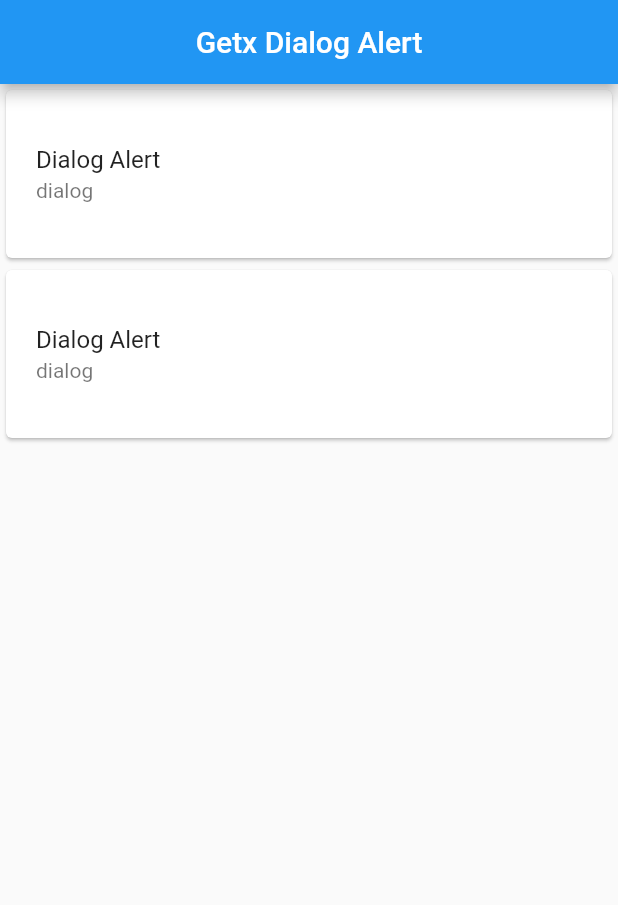
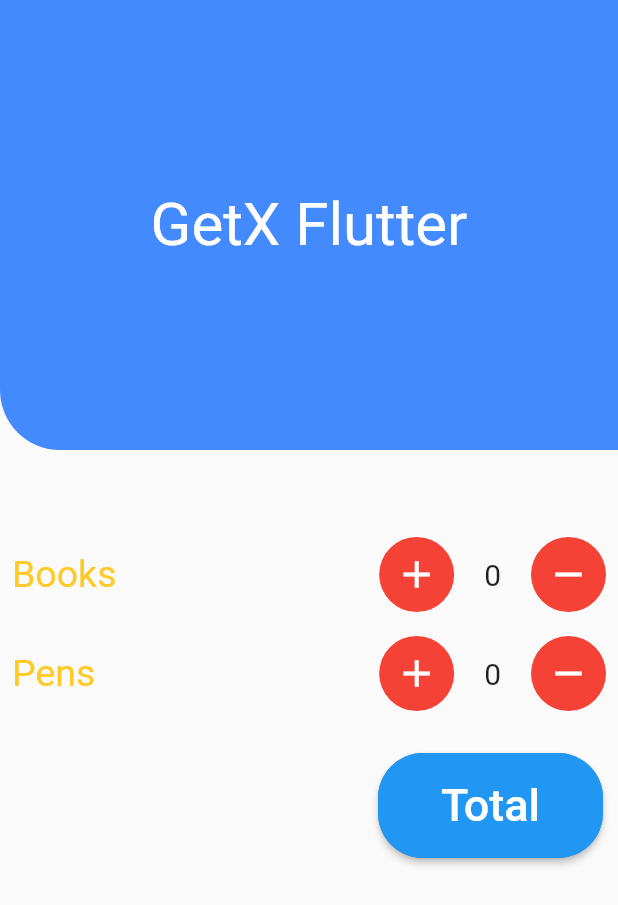
Before and after one commit to meredwan/Flutter-Getx-Project, a Flutter app: the screen it shows after launch, on a phone screen of 412 x 824 dp. Shown: the top 905 px of the screen. Run offline on Flutter 3.47's test engine with Material 2 defaults, Android fonts, the phone set to English and light mode, and no system bars; our stand-ins replace get.

Commit message:
State Management

```diff
--- /dev/null
+++ b/lib/Project/StateManagement/CardPage.dart
@@ -0,0 +1,177 @@
+import 'package:flutter/material.dart';
+import 'package:flutter_getx/Project/StateManagement/Controller/Controller.dart';
+import 'package:flutter_getx/Project/StateManagement/Result.dart';
+import 'package:get/get.dart';
+
+class CradPage extends StatefulWidget {
+  const CradPage({super.key});
+
+  @override
+  State<CradPage> createState() => _CradPageState();
+}
+
+class _CradPageState extends State<CradPage> {
+  final MyController c = Get.put(MyController());
+
+  @override
+  Widget build(BuildContext context) {
+    return Scaffold(
+      // appBar: AppBar(
+      //   title: const Text("State Management"),
+      // ),
+      body: Column(
+        children: [
+          Container(
+            height: 300,
+            decoration: const BoxDecoration(
+                color: Colors.blueAccent,
+                borderRadius:
+                    BorderRadius.only(bottomLeft: Radius.circular(40))),
+            child: const Center(
+              child: Text(
+                "GetX Flutter",
+                style: TextStyle(fontSize: 40, color: Colors.white),
+              ),
+            ),
+          ),
+          const SizedBox(
+            height: 50,
+          ),
+          Padding(
+            padding: const EdgeInsets.all(8.0),
+            child: Row(
+              children: [
+                Text(
+                  "Books",
+                  style: TextStyle(fontSize: 25, color: Colors.amber[400]),
+                ),
+                Expanded(child: Container()),
+                Container(
+                    height: 50,
+                    width: 50,
+                    decoration: BoxDecoration(
+                        borderRadius: BorderRadius.circular(50),
+                        color: Colors.red),
+                    child: IconButton(
+                        onPressed: () {
+                          c.increment();
+                        },
+                        icon: const Icon(
+                          Icons.add,
+                          color: Colors.white,
+                          size: 30,
+                        ))),
+                const SizedBox(
+                  width: 20,
+                ),
+                Obx(() => Text(
+                      "${c.book}",
+                      style: TextStyle(fontSize: 20),
+                    )),
+                const SizedBox(
+                  width: 20,
+                ),
+                Container(
+                    height: 50,
+                    width: 50,
+                    decoration: BoxDecoration(
+                        borderRadius: BorderRadius.circular(50),
+                        color: Colors.red),
+                    child: IconButton(
+                        onPressed: () {
+                          c.decrement();
+                        },
+                        icon: const Icon(
+                          Icons.remove,
+                          color: Colors.white,
+                          size: 30,
+                        ))),
+              ],
+            ),
+          ),
+          Padding(
+            padding: const EdgeInsets.all(8.0),
+            child: Row(
+              children: [
+                Text(
+                  "Pens",
+                  style: TextStyle(fontSize: 25, color: Colors.amber[400]),
+                ),
+                Expanded(child: Container()),
+                Container(
+                    height: 50,
+                    width: 50,
+                    decoration: BoxDecoration(
+                        borderRadius: BorderRadius.circular(50),
+                        color: Colors.red),
+                    child: IconButton(
+                        onPressed: () {
+                          c.incrementpens();
+                        },
+                        icon: Icon(
+                          Icons.add,
+                          color: Colors.white,
+                          size: 30,
+                        ))),
+                const SizedBox(
+                  width: 20,
+                ),
+                Obx(() => Text(
+                      "${c.pens}",
+                      style: TextStyle(fontSize: 20),
+                    )),
+                const SizedBox(
+                  width: 20,
+                ),
+                Container(
+                    height: 50,
+                    width: 50,
+                    decoration: BoxDecoration(
+                        borderRadius: BorderRadius.circular(50),
+                        color: Colors.red),
+                    child: IconButton(
+                        onPressed: () {
+                          c.decrementpens();
+                        },
+                        icon: Icon(
+                          Icons.remove,
+                          color: Colors.white,
+                          size: 30,
+                        ))),
+              ],
+            ),
+          ),
+          const SizedBox(
+            height: 20,
+          ),
+          Padding(
+            padding: const EdgeInsets.only(right: 10),
+            child: Row(
+              children: [
+                Expanded(
+                  child: Container(),
+                ),
+                Container(
+                  height: 70,
+                  width: 150,
+                  decoration: BoxDecoration(
+                      color: Colors.blue,
+                      borderRadius: BorderRadius.circular(30)),
+                  child: ElevatedButton(
+                      style: ElevatedButton.styleFrom(
+                          shape: RoundedRectangleBorder(
+                              borderRadius: BorderRadius.circular(30))),
+                      onPressed: () => Get.to(() => Result()),
+                      child: Text(
+                        "Total",
+                        style: TextStyle(fontSize: 30),
+                      )),
+                )
+              ],
+            ),
+          )
+        ],
+      ),
+    );
+  }
+}
--- /dev/null
+++ b/lib/Project/StateManagement/Controller/Controller.dart
@@ -0,0 +1,42 @@
+import 'package:flutter/cupertino.dart';
+import 'package:flutter/material.dart';
+import 'package:get/get.dart';
+
+class MyController extends GetxController {
+  var book = 0.obs;
+  var pens = 0.obs;
+
+  int get sum => book.value + pens.value;
+
+  increment() {
+    book.value++;
+  }
+
+  decrement() {
+    if (book.value <= 0) {
+      Get.snackbar("Buying", "Can not be less than zero ",
+          icon: Icon(Icons.alarm),
+          barBlur: 200,
+          isDismissible: true,
+          duration: Duration(seconds: 4));
+    } else {
+      book.value--;
+    }
+  }
+
+  incrementpens() {
+    pens.value++;
+  }
+
+  decrementpens() {
+    if (pens.value <= 0) {
+      Get.snackbar("Buying", "Can not be less than zero ",
+          icon: Icon(Icons.alarm),
+          barBlur: 200,
+          isDismissible: true,
+          duration: Duration(seconds: 4));
+    } else {
+      pens.value--;
+    }
+  }
+}
--- a/lib/main.dart
+++ b/lib/main.dart
@@ -1,6 +1,12 @@
 import 'package:flutter/material.dart';
 import 'package:flutter_getx/Getxdailog.dart';
 import 'package:flutter_getx/HomeScreen.dart';
+import 'package:flutter_getx/Project/RouteManagement/FourPage.dart';
+import 'package:flutter_getx/Project/RouteManagement/FristPage.dart';
+import 'package:flutter_getx/Project/RouteManagement/RouteManagment.dart';
+import 'package:flutter_getx/Project/RouteManagement/SceondPage.dart';
+import 'package:flutter_getx/Project/RouteManagement/ThreePage.dart';
+import 'package:flutter_getx/Project/StateManagement/CardPage.dart';
 import 'package:get/get.dart';
 
 void main() {
@@ -13,6 +19,12 @@ class MyApp extends StatelessWidget {
   @override
   Widget build(BuildContext context) {
     return GetMaterialApp(
-        debugShowCheckedModeBanner: false, home: Dialog_Alert());
+        //   getPages: [
+        //   GetPage(name: "/Course-page", page: (() => ThreePage())),
+        //   GetPage(name: "/More-page/:data", page: (() => fourPage())),
+        // ],
+
+        debugShowCheckedModeBanner: false,
+        home: CradPage());
   }
 }
```
Also changed, not shown: lib/Project/RouteManagement/FourPage.dart (added, +36 -0 lines), lib/Project/RouteManagement/FristPage.dart (added, +37 -0 lines), lib/Project/RouteManagement/RouteManagment.dart (added, +176 -0 lines), lib/Project/RouteManagement/SceondPage.dart (added, +37 -0 lines), lib/Project/RouteManagement/ThreePage.dart (added, +29 -0 lines), lib/Project/StateManagement/Result.dart (added, +62 -0 lines), lib/Getxdailog.dart (line endings or trailing spaces).
